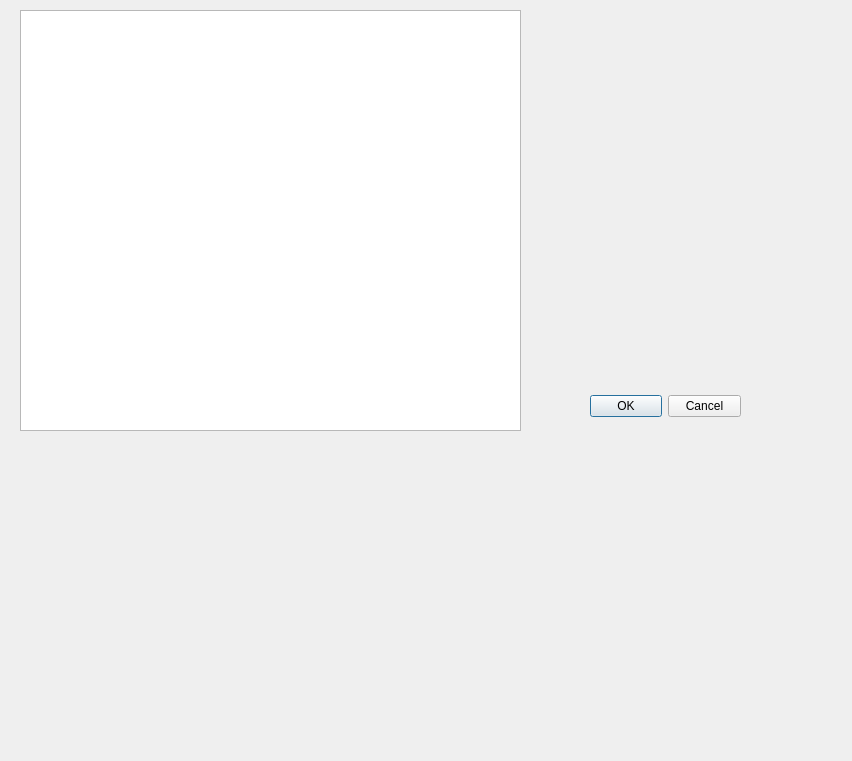
The window that sensorview.ui (ShemK/Open-Source-Spectrum-Access-System) describes before a commit, drawn with Qt 5.
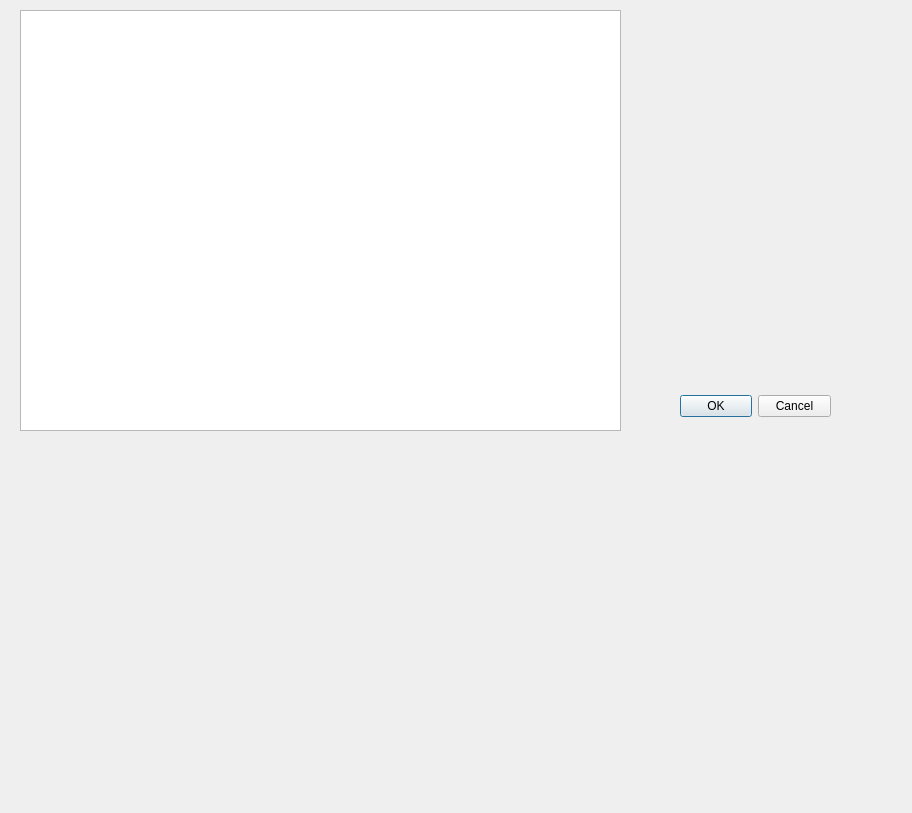
The same window after the commit.

Diff of the .ui file:
```diff
--- a/sensorview.ui
+++ b/sensorview.ui
@@ -6,8 +6,8 @@
    <rect>
     <x>0</x>
     <y>0</y>
-    <width>852</width>
-    <height>761</height>
+    <width>912</width>
+    <height>813</height>
    </rect>
   </property>
   <property name="windowTitle">
@@ -16,7 +16,7 @@
   <widget class="QDialogButtonBox" name="buttonBox">
    <property name="geometry">
     <rect>
-     <x>590</x>
+     <x>680</x>
      <y>390</y>
      <width>151</width>
      <height>32</height>
@@ -34,7 +34,7 @@
     <rect>
      <x>20</x>
      <y>10</y>
-     <width>501</width>
+     <width>601</width>
      <height>421</height>
     </rect>
    </property>
@@ -44,8 +44,8 @@
     <rect>
      <x>20</x>
      <y>430</y>
-     <width>741</width>
-     <height>321</height>
+     <width>891</width>
+     <height>381</height>
     </rect>
    </property>
    <layout class="QGridLayout" name="myGrid"/>
```
